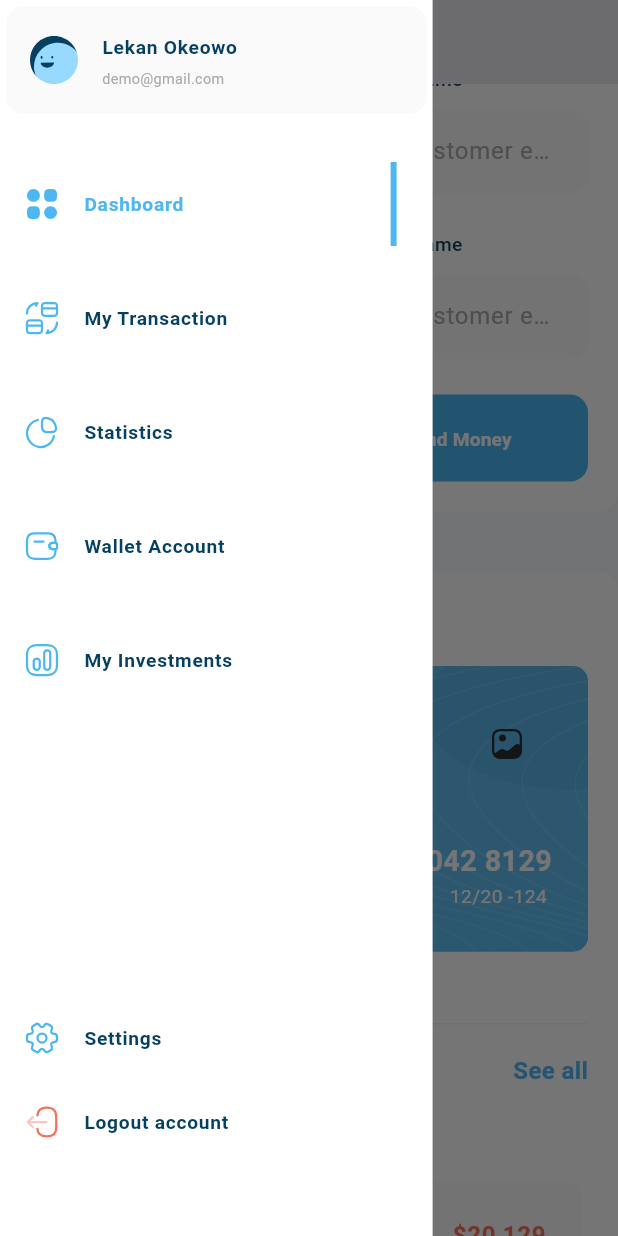
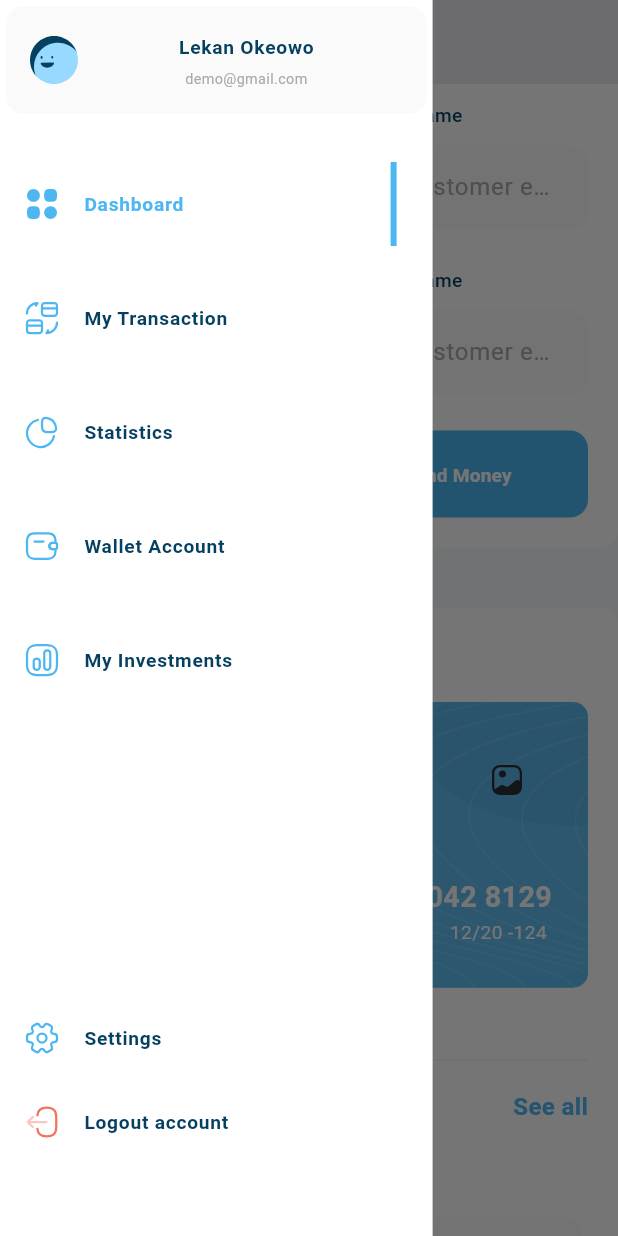
Before and after one commit to EngFahd/respons_admin_dashboard, a Flutter app: the screen it shows after launch, scrolled down 576 dp, after a tap on the "menu" icon, on a phone screen of 412 x 824 dp. Run offline on Flutter 3.47's test engine with Material 3 defaults, Android fonts, the phone set to English and light mode, and no system bars; drawn by our look-alikes of expandable_page_view; our stand-ins replace device_preview, fl_chart, flutter_svg; Roboto replaces fonts that are missing (Montserrat); project files that could hold a hidden picture were left out.

Commit message:
add some refactor

```diff
--- a/lib/views/admin_dashboard.dart
+++ b/lib/views/admin_dashboard.dart
@@ -1,4 +1,5 @@
 import 'package:flutter/material.dart';
+// ignore: unused_import
 import 'package:repons_admin_dash/utils/size_config.dart';
 import 'package:repons_admin_dash/widgets/adaptive_layout.dart';
 import 'package:repons_admin_dash/widgets/custom_drower.dart';
@@ -24,12 +25,13 @@
           ? AppBar(
               elevation: 0,
               leading: IconButton(
-                  onPressed: () {
-                    scaffoldGlobalKey.currentState!.openDrawer();
-                  },
-                  icon: const Icon(Icons.menu)),
-              backgroundColor: const Color(0xffF7F9FA),
-            )
+                padding: EdgeInsets.zero,
+                onPressed: () {
+                  scaffoldGlobalKey.currentState!.openDrawer();
+                },
+                icon: const Icon(Icons.menu),
+              ),
+              backgroundColor: const Color(0xffF7F9FA))
           : null,
       drawer:
           MediaQuery.sizeOf(context).width < 800 ? const CustomDrower() : null,
--- a/lib/widgets/adaptive_layout.dart
+++ b/lib/widgets/adaptive_layout.dart
@@ -10,13 +10,15 @@
   final WidgetBuilder mobile, tablet, desktop;
   @override
   Widget build(BuildContext context) {
-    return LayoutBuilder(builder: (context, constraints) {
+    return LayoutBuilder(
+      builder: (context, constraints) {
         if (constraints.maxWidth < 800) {
           return mobile(context);
         } else if (constraints.maxWidth < 1300) {
           return tablet(context);
         }
         return desktop(context);
-    });
+      },
+    );
   }
 }
--- a/lib/widgets/all_expenses.dart
+++ b/lib/widgets/all_expenses.dart
@@ -15,7 +15,10 @@
       child: Column(
         children: [
           CustomAllExpensesHeader(titel: "All Expenses"),
+
+          // add some size
           SizedBox(height: 16),
+
           AllExpensesItemListView()
         ],
       ),
--- a/lib/widgets/all_expenses_header.dart
+++ b/lib/widgets/all_expenses_header.dart
@@ -3,7 +3,8 @@
 
 class CustomAllExpensesHeader extends StatelessWidget {
   const CustomAllExpensesHeader({
-    super.key, required this.titel,
+    super.key,
+    required this.titel,
   });
   final String titel;
   @override
@@ -20,19 +21,15 @@
           decoration: ShapeDecoration(
             color: Colors.white,
             shape: RoundedRectangleBorder(
-              side: const BorderSide(
-                width: 1,
-                color: Color(0xfff1f1f1),
-              ),
+              side: const BorderSide(width: 1, color: Color(0xfff1f1f1)),
               borderRadius: BorderRadius.circular(12),
             ),
           ),
           child: Row(
             children: [
-              Text(
-                "Monthly",
-                style: AppStyles.styleMedium16(context),
-              ),
+              Text("Monthly", style: AppStyles.styleMedium16(context)),
+
+              // arrow icon rotated
               Transform.rotate(
                 angle: -1.57079633,
                 child: const Icon(
--- a/lib/widgets/all_expenses_item_list_view.dart
+++ b/lib/widgets/all_expenses_item_list_view.dart
@@ -35,6 +35,7 @@
   @override
   Widget build(BuildContext context) {
     return Row(
+      // beacause we need index of item    > x(Map())
       children: items.asMap().entries.map(
         (e) {
           int index = e.key;
@@ -55,6 +56,7 @@
             ),
           );
         },
-    ).toList());
+      ).toList(),
+    );
   }
 }
--- /dev/null
+++ b/lib/widgets/custom_button.dart
@@ -0,0 +1,31 @@
+import 'package:flutter/material.dart';
+import 'package:repons_admin_dash/utils/app_styles.dart';
+
+class CustomButton extends StatelessWidget {
+  const CustomButton({super.key, this.color, this.backGround});
+  final Color? color, backGround;
+  @override
+  Widget build(BuildContext context) {
+    return Expanded(
+      child: ElevatedButton(
+        style: ElevatedButton.styleFrom(
+          padding: const EdgeInsets.all(20),
+          elevation: 0,
+          shadowColor: Colors.transparent,
+          backgroundColor: backGround ?? const Color(0xff4db7f2),
+          shape: RoundedRectangleBorder(
+            borderRadius: BorderRadius.circular(12),
+          ),
+        ),
+        onPressed: () {},
+        child: Text(
+          "Send Money",
+          style: AppStyles.styleSemiBold16(context).copyWith(
+            color: color ?? Colors.white,
+          ),
+        ),
+      ),
+    );
+
+  }
+}
--- a/lib/widgets/custom_drower.dart
+++ b/lib/widgets/custom_drower.dart
@@ -25,37 +25,36 @@
               ),
             ),
           ),
-          SliverToBoxAdapter(
-            child: SizedBox(
-              height: 8,
-            ),
-          ),
+
+          // add size
+          SliverToBoxAdapter(child: SizedBox(height: 8)),
+
           DrowerItemsListView(),
+
           SliverFillRemaining(
             // important
             hasScrollBody: false,
             child: Column(
               children: [
-                Expanded(
-                  child: SizedBox(
-                    height: 20,
-                  ),
-                ),
+                // add some size
+                Expanded(child: SizedBox(height: 20)),
+
                 InActiveItem(
                   drowerItemModel: DrowerItemModel(
                     title: "Settings",
                     image: Assets.imagesSettings,
                   ),
                 ),
+
                 InActiveItem(
                   drowerItemModel: DrowerItemModel(
                     title: "Logout account",
                     image: Assets.imagesLogout,
                   ),
                 ),
-                SizedBox(
-                  height: 48,
-                ),
+
+                // add some size
+                SizedBox(height: 48)
               ],
             ),
           ),
--- a/lib/widgets/custom_list_tile_drower_header.dart
+++ b/lib/widgets/custom_list_tile_drower_header.dart
@@ -17,13 +17,19 @@
       child: ListTile(
         // minVerticalPadding: 0,
         leading: SvgPicture.asset(userInfoModel.image),
-        title: Text(
-          userInfoModel.title,
-          style: AppStyles.styleSemiBold16(context),
+        title: FittedBox(
+          fit: BoxFit.scaleDown,
+          child: Text(
+            userInfoModel.title,
+            style: AppStyles.styleSemiBold16(context),
+          ),
         ),
-        subtitle: Text(
-          userInfoModel.subTitle,
-          style: AppStyles.styleRegular12(context),
+        subtitle: FittedBox(
+          fit: BoxFit.scaleDown,
+          child: Text(
+            userInfoModel.subTitle,
+            style: AppStyles.styleRegular12(context),
+          ),
         ),
       ),
     );
--- a/lib/widgets/dashboard_desktop_layout.dart
+++ b/lib/widgets/dashboard_desktop_layout.dart
@@ -18,12 +18,16 @@
         children: [
           // firest section
           Expanded(child: CustomDrower()),
+
+          // add some size
           SizedBox(width: 32),
+
           // second section
           Expanded(
             flex: 3,
             child: CustomScrollView(
               slivers: [
+                // to build all widgets
                 SliverFillRemaining(
                   hasScrollBody: false,
                   child: Row(
@@ -32,22 +36,36 @@
                         flex: 2,
                         child: Column(
                           children: [
+                            // add some size
                             SizedBox(height: 40),
+
                             AllExpenses(),
+
+                            // add some size
                             SizedBox(height: 24),
+
                             QuickInvoice(),
                           ],
                         ),
                       ),
+
+                      // add some size
                       SizedBox(width: 24),
+
                       // third section
                       Expanded(
                         child: Column(
                           children: [
+                            // add some size
                             SizedBox(height: 40),
+
                             MyCardSectionAndTransaction(),
+
+                            // add some size
                             SizedBox(height: 24),
-                            Expanded(child: IncomeSection()),
+
+
+                            Expanded(child: IncomSectionChart()),
                           ],
                         ),
                       ),
@@ -69,11 +87,12 @@
   @override
   Widget build(BuildContext context) {
     return const CustomContainer(
-        child: Column(
-      children: [
-        CustomAllExpensesHeader(titel: "Income"),
-        IncomeSection()
-      ],
-    ));
+      child: Column(
+        children: [
+          CustomAllExpensesHeader(titel: "Income"),
+          IncomeSection(),
+        ],
+      ),
+    );
   }
 }
--- a/lib/widgets/drower_item_list_view.dart
+++ b/lib/widgets/drower_item_list_view.dart
@@ -44,7 +44,7 @@
     return SliverList.builder(
       itemCount: items.length,
       // shrinkWrap: true,
-      // physics: const NeverScrollableScrollPhysics(),
+      // physics: const NeverScrollableScrollPhysics(),  // for sliver fill remainig
       itemBuilder: (context, index) {
         return InkWell(
           onTap: () {
--- a/lib/widgets/income_section.dart
+++ b/lib/widgets/income_section.dart
@@ -1,9 +1,5 @@
 import 'package:fl_chart/fl_chart.dart';
 import 'package:flutter/material.dart';
-import 'package:repons_admin_dash/models/income_detailes_model.dart';
-import 'package:repons_admin_dash/utils/app_styles.dart';
-import 'package:repons_admin_dash/widgets/all_expenses_header.dart';
-import 'package:repons_admin_dash/widgets/custom_container.dart';
 import 'package:repons_admin_dash/widgets/incom_detaiels.dart';
 
 class IncomeSection extends StatefulWidget {
@@ -18,7 +14,7 @@
 class _IncomeSectionState extends State<IncomeSection> {
   @override
   Widget build(BuildContext context) {
-    var width = MediaQuery.sizeOf(context).width;
+    // var width = MediaQuery.sizeOf(context).width;
     return
         // width >= 1200 && width < 1750
         //     ? const SizedBox()
--- a/lib/widgets/quick_invoice.dart
+++ b/lib/widgets/quick_invoice.dart
@@ -1,5 +1,6 @@
 import 'package:flutter/material.dart';
 import 'package:repons_admin_dash/utils/app_styles.dart';
+import 'package:repons_admin_dash/widgets/custom_button.dart';
 import 'package:repons_admin_dash/widgets/custom_container.dart';
 import 'package:repons_admin_dash/widgets/quick_invoice_form.dart';
 import 'package:repons_admin_dash/widgets/quick_invoice_header.dart';
@@ -16,27 +17,31 @@
       crossAxisAlignment: CrossAxisAlignment.start,
       children: [
         const QuickInvoiceHeader(),
-        // const SizedBox(height: 24),
-        Text(
-          "Latest Transaction",
-          style: AppStyles.styleMedium16(context),
-        ),
-        const SizedBox(height: 12),
-        const QuickInvoiceListView(),
-        const Divider(
-          height: 48,
-          color: Color(0xffF1f1f1),
-        ),
-        const QuickInvoiceForm(),
+
+        // add some size
         const SizedBox(height: 24),
 
+        Text("Latest Transaction", style: AppStyles.styleMedium16(context)),
+
+        // add some size
+        const SizedBox(height: 12),
+
+        const QuickInvoiceListView(),
+
+        // line
+        const Divider(height: 48, color: Color(0xffF1f1f1)),
+
+        const QuickInvoiceForm(),
+
+        // add some size
+        const SizedBox(height: 24),
         const Row(
           children: [
-            CustomButton(
-              backGround: Colors.white,
-              color: Color(0xff4db7f2),
-            ),
+            CustomButton(backGround: Colors.white, color: Color(0xff4db7f2)),
+
+            // add some size
             SizedBox(width: 24),
+
             CustomButton(),
           ],
         )
@@ -44,50 +49,3 @@
     ));
   }
 }
-
-class CustomButton extends StatelessWidget {
-  const CustomButton({super.key, this.color, this.backGround});
-  final Color? color, backGround;
-  @override
-  Widget build(BuildContext context) {
-    return Expanded(
-      child: ElevatedButton(
-        style: ElevatedButton.styleFrom(
-            padding: const EdgeInsets.all(20),
-            elevation: 0,
-            shadowColor: Colors.transparent,
-            backgroundColor: backGround ?? const Color(0xff4db7f2),
-            shape: RoundedRectangleBorder(
-              borderRadius: BorderRadius.circular(12),
-            )),
-        onPressed: () {},
-        child: Text(
-          "Send Money",
-          style: AppStyles.styleSemiBold16(context).copyWith(
-            color: color ?? Colors.white,
-          ),
-        ),
-      ),
-    );
-    // const SizedBox(width: 24),
-    // Expanded(
-    //   child: ElevatedButton(
-    //     style: ElevatedButton.styleFrom(
-    //         padding: const EdgeInsets.all(20),
-    //         elevation: 0,
-    //         shadowColor: Colors.transparent,
-    //         backgroundColor: const Color(0xff4db7f2),
-    //         shape: RoundedRectangleBorder(
-    //           borderRadius: BorderRadius.circular(12),
-    //         )),
-    //     onPressed: () {},
-    //     child: Text(
-    //       "Send Money",
-    //       style: AppStyles.styleSemiBold16(context).copyWith(
-    //         color: Colors.white,
-    //       ),
-    //     ),
-    //   ),
-    // ),
-  }
-}
```
Also changed, not shown: lib/widgets/my_card_section.dart (+11 -0 lines). Lines whose indentation alone changed are shown as unchanged.
